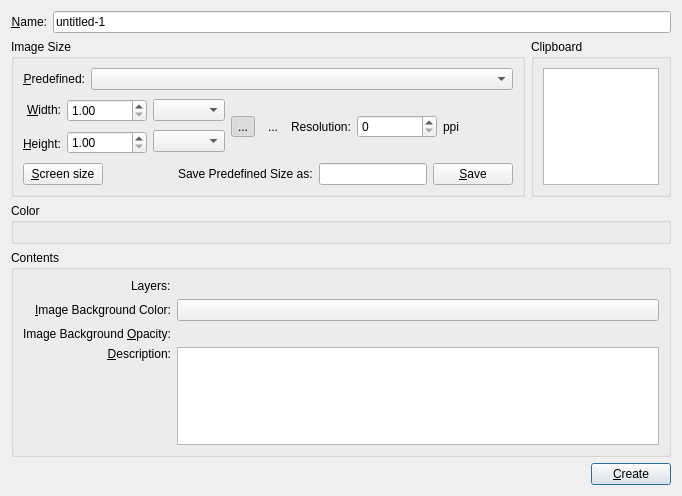
The window that krita/ui/forms/wdgnewimage.ui (KDE/krita) describes before a commit, drawn with Qt 5.
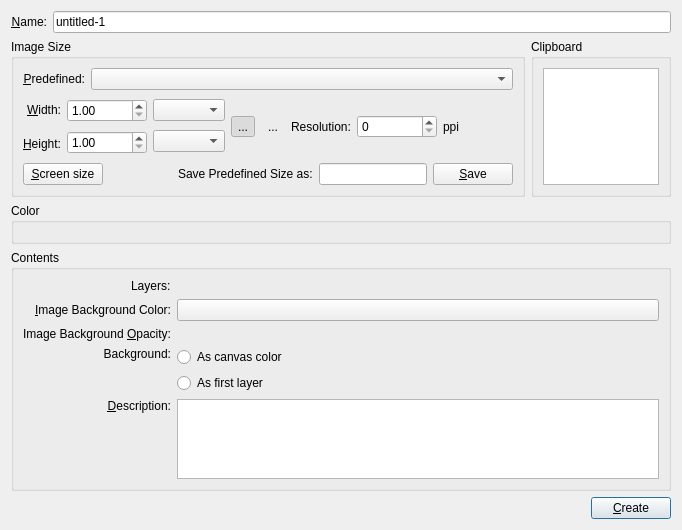
The same window after the commit. Custom widgets are drawn as their Qt base class.

Commit message:
Allow the use to choose between canvas background and default layer color
When creating a new image.

Patch by mctyyppi42@gmail.com. Thanks!
BUG:340848

The edit to the form file:
```diff
--- a/krita/ui/forms/wdgnewimage.ui
+++ b/krita/ui/forms/wdgnewimage.ui
@@ -7,7 +7,7 @@
     <x>0</x>
     <y>0</y>
     <width>682</width>
-    <height>496</height>
+    <height>530</height>
    </rect>
   </property>
   <property name="windowTitle">
@@ -440,7 +440,7 @@
         </layout>
        </widget>
       </item>
-      <item row="3" column="0">
+      <item row="4" column="0">
        <widget class="QLabel" name="lblDescription">
         <property name="text">
          <string>&amp;Description:</string>
@@ -525,9 +525,43 @@
         </property>
        </widget>
       </item>
-      <item row="3" column="1">
+      <item row="4" column="1">
        <widget class="QTextEdit" name="txtDescription"/>
       </item>
+      <item row="3" column="0">
+       <widget class="QLabel" name="lblBackgroundStyle">
+        <property name="text">
+         <string>Background:</string>
+        </property>
+        <property name="alignment">
+         <set>Qt::AlignRight|Qt::AlignTop|Qt::AlignTrailing</set>
+        </property>
+       </widget>
+      </item>
+      <item row="3" column="1">
+       <layout class="QVBoxLayout" name="verticalLayout_3">
+        <item>
+         <widget class="QRadioButton" name="radioBackgroundAsProjection">
+          <property name="text">
+           <string>As canvas color</string>
+          </property>
+          <attribute name="buttonGroup">
+           <string notr="true">grpBackgroundStyle</string>
+          </attribute>
+         </widget>
+        </item>
+        <item>
+         <widget class="QRadioButton" name="radioBackgroundAsLayer">
+          <property name="text">
+           <string>As first layer</string>
+          </property>
+          <attribute name="buttonGroup">
+           <string notr="true">grpBackgroundStyle</string>
+          </attribute>
+         </widget>
+        </item>
+       </layout>
+      </item>
      </layout>
      <zorder>lblColor</zorder>
      <zorder>lblOpacity</zorder>
```
Left out of the diff: 7 changed lines with no effect on the pictures. The commit also changes 6 other files.
